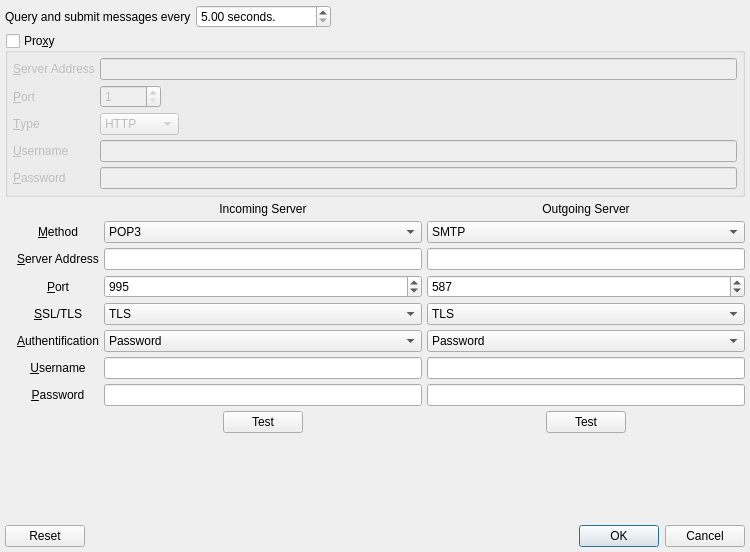
Old version of the form UI/poptasticsettings.ui in the repository xloem/spot-on-svn.
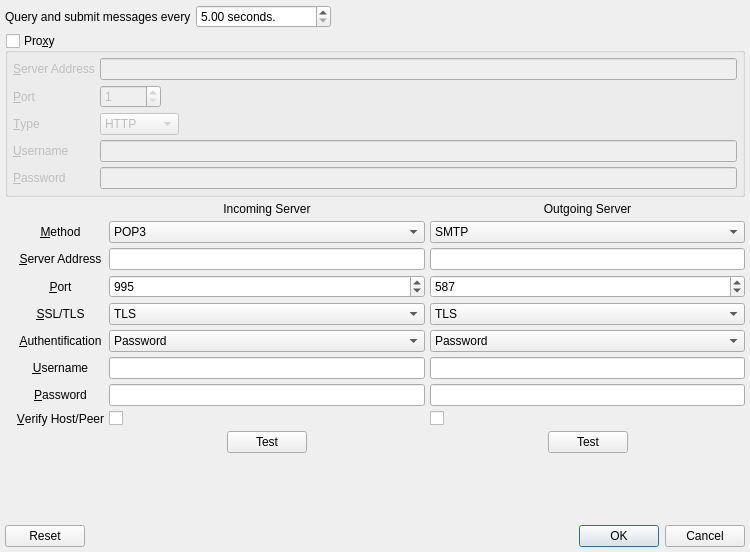
New version of the form. Icons and pictures are not drawn.

Commit message: Verify host and peers for poptastic. Optional.

Patch:
```diff
--- a/UI/poptasticsettings.ui
+++ b/UI/poptasticsettings.ui
@@ -464,7 +464,7 @@
          </item>
         </widget>
        </item>
-       <item row="9" column="1">
+       <item row="10" column="1">
         <layout class="QHBoxLayout" name="horizontalLayout">
          <property name="spacing">
           <number>5</number>
@@ -569,7 +569,7 @@
          </property>
         </widget>
        </item>
-       <item row="9" column="3">
+       <item row="10" column="3">
         <layout class="QHBoxLayout" name="horizontalLayout_2">
          <property name="spacing">
           <number>5</number>
@@ -609,6 +609,33 @@
          </item>
         </layout>
        </item>
+       <item row="9" column="0">
+        <widget class="QLabel" name="label_16">
+         <property name="text">
+          <string>&amp;Verify Host/Peer</string>
+         </property>
+         <property name="alignment">
+          <set>Qt::AlignCenter</set>
+         </property>
+         <property name="buddy">
+          <cstring>in_verify</cstring>
+         </property>
+        </widget>
+       </item>
+       <item row="9" column="1">
+        <widget class="QCheckBox" name="in_verify">
+         <property name="text">
+          <string/>
+         </property>
+        </widget>
+       </item>
+       <item row="9" column="3">
+        <widget class="QCheckBox" name="out_verify">
+         <property name="text">
+          <string/>
+         </property>
+        </widget>
+       </item>
       </layout>
      </item>
     </layout>
```
Left out of the diff: 36 changed lines with no effect on the pictures. The commit also changes 3 other files.
